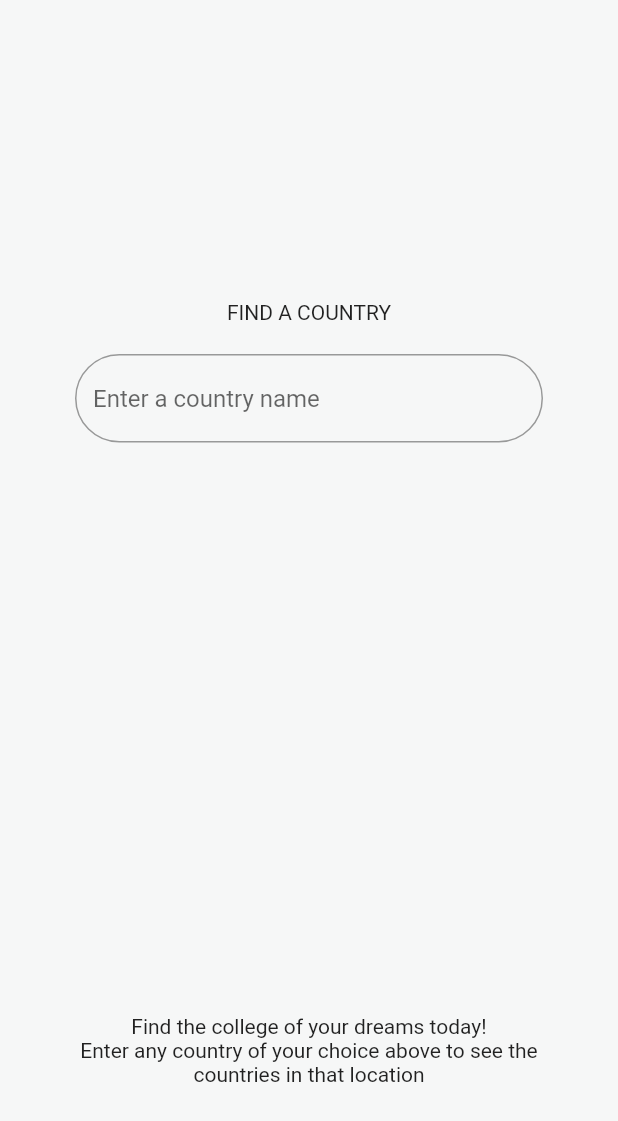
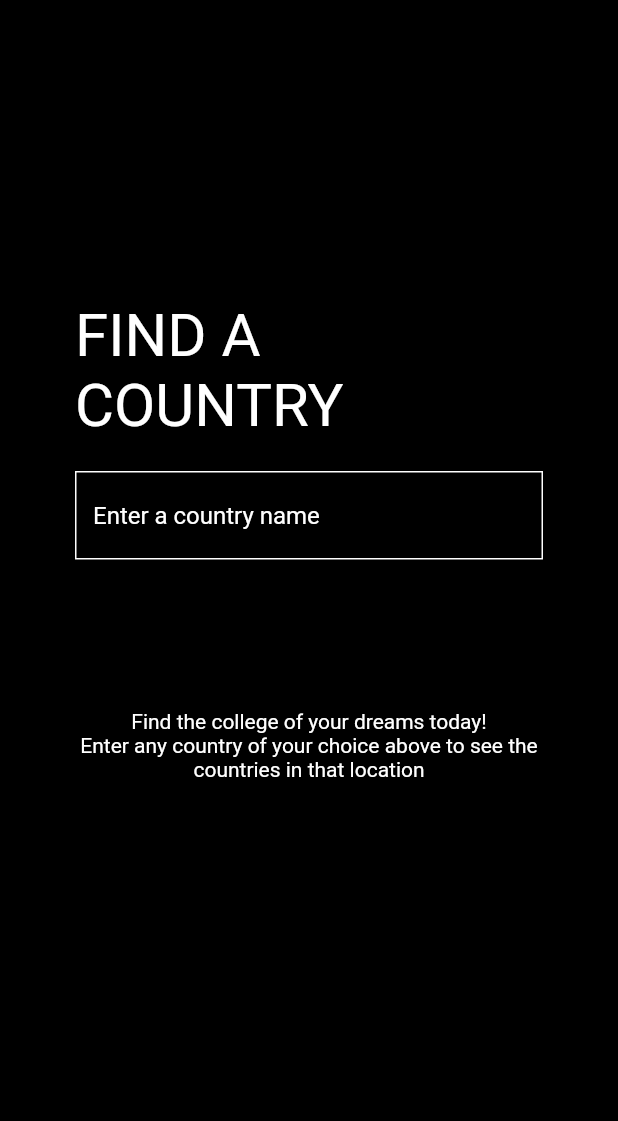
Before and after one commit to danielchukwu/findcollege-app-flutter, a Flutter app: the screen it shows after launch, on a phone screen of 412 x 824 dp. Shown: the top 1121 px of the screen. Run offline on Flutter 3.47's test engine with Material 2 defaults, Android fonts, the light colour scheme and no system bars; our stand-ins replace flutter_spinkit.

Commit message:
add home styling with dark background

```diff
--- a/lib/pages/home.dart
+++ b/lib/pages/home.dart
@@ -32,16 +32,23 @@ class _HomeState extends State<Home> {
     return Scaffold(
       backgroundColor: const Color(0xFFf6f7f7),
       body: SafeArea(
+        child: Container(
+          color: Colors.black,
+          // decoration: const BoxDecoration(
+          //     image: DecorationImage(
+          //   image: AssetImage('assets/images/9-15.jpg'),
+          //   fit: BoxFit.cover,
+          // )),
           child: Padding(
-          padding: const EdgeInsets.fromLTRB(50, 200, 50, 100),
+            padding: const EdgeInsets.fromLTRB(50, 200, 50, 0),
             child: Column(
               crossAxisAlignment: CrossAxisAlignment.center,
-            mainAxisAlignment: MainAxisAlignment.spaceBetween,
               children: [
-              SizedBox(
-                child: Column(
-                  children: [
-                    Text('Find a Country'.toUpperCase()),
+                Text('Find a Country'.toUpperCase(),
+                    style: const TextStyle(
+                      color: Colors.white,
+                      fontSize: 40,
+                    )),
                 const SizedBox(height: 20.0),
 
                 // Add Input Field Here
@@ -49,22 +56,36 @@ class _HomeState extends State<Home> {
                   // onChanged: (value) => print(value),
                   onSubmitted: (value) => handleSubmittion(),
                   controller: inputController,
-                      decoration: InputDecoration(
+                  style: const TextStyle(color: Colors.white),
+                  decoration: const InputDecoration(
+                      filled: false,
+                      fillColor: Colors.white,
+                      enabledBorder: OutlineInputBorder(
+                        borderRadius: BorderRadius.zero,
+                        borderSide: BorderSide(color: Colors.white),
+                      ),
+                      focusedBorder: OutlineInputBorder(
+                        borderRadius: BorderRadius.zero,
+                        borderSide: BorderSide(color: Colors.white),
+                      ),
                       hintText: 'Enter a country name',
-                        border: OutlineInputBorder(
-                            borderRadius: BorderRadius.circular(50)),
+                      hintStyle: TextStyle(color: Colors.white)
+
+                      // border: OutlineInputBorder(
+                      //     borderRadius: BorderRadius.circular(50)),
                       ),
                 ),
-                  ],
-                ),
-              ),
-              const SizedBox(height: 30.0),
+
+                const SizedBox(height: 100.0),
                 Column(
                   mainAxisAlignment: MainAxisAlignment.end,
-                children: [
-                  const Text(
+                  children: const [
+                    Text(
                       'Find the college of your dreams today!\nEnter any country of your choice above to see the countries in that location',
                       textAlign: TextAlign.center,
+                      style: TextStyle(
+                        color: Colors.white,
+                      ),
                     ),
                   ],
                 )
@@ -72,6 +93,7 @@ class _HomeState extends State<Home> {
             ),
           ),
         ),
+      ),
     );
   }
 }
```
Lines whose indentation alone changed are shown as unchanged.
